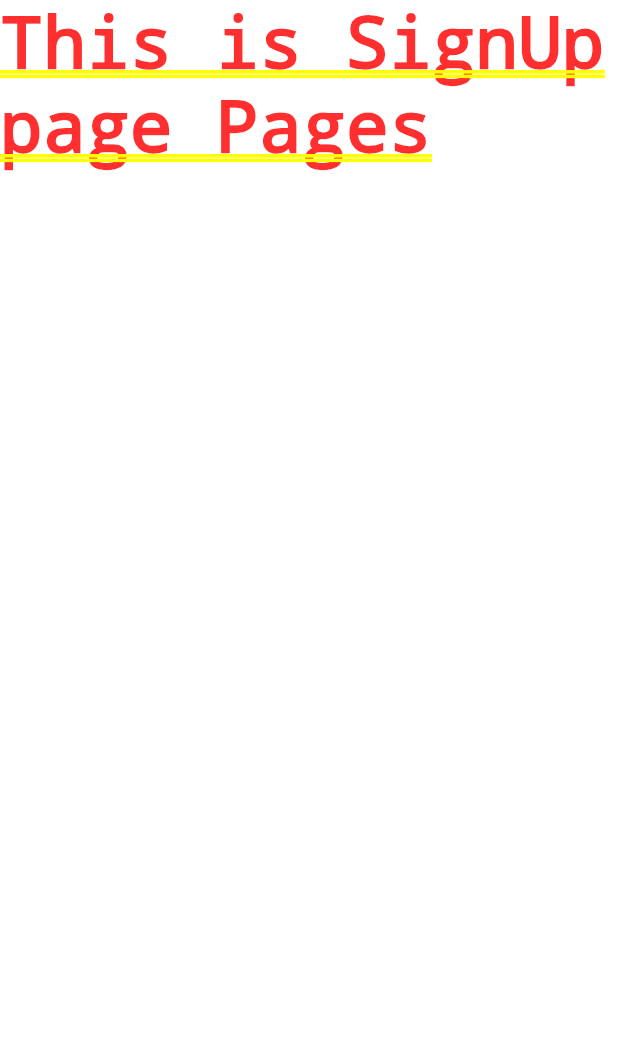
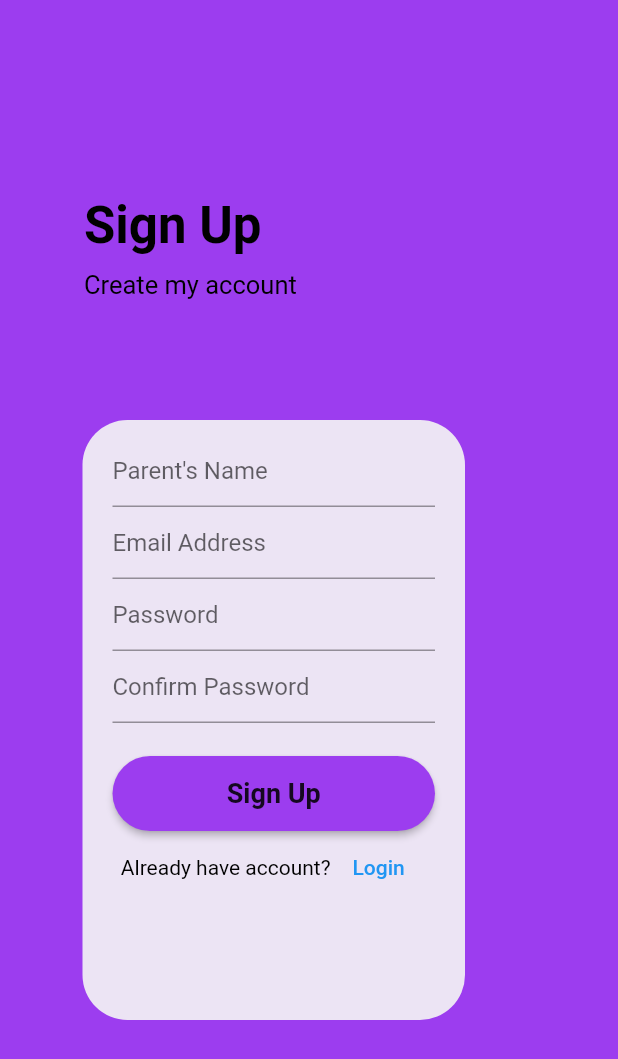
Before and after one commit to Tejaswika/Parvarish-Parent, a Flutter app: the screen it shows after launch, after a tap on "SignUp Page", on a phone screen of 412 x 824 dp. Shown: the top 1059 px of the screen. Run offline on Flutter 3.47's test engine with Material 2 defaults, Android fonts, the light colour scheme and no system bars.

Commit message:
signup v1

```diff
--- a/lib/screens/SignUp_Screen.dart
+++ b/lib/screens/SignUp_Screen.dart
@@ -1,10 +1,132 @@
 import 'package:flutter/material.dart';
+import 'package:parent/screens/childScreen.dart';
+import 'package:parent/screens/login_screen.dart';
 
 class SignUpPage extends StatelessWidget {
   const SignUpPage({Key? key}) : super(key: key);
 
   @override
   Widget build(BuildContext context) {
-    return Container(child: Text('This is SignUp page Pages'));
+    return MaterialApp(
+      home: Scaffold(
+        backgroundColor: Color.fromARGB(255, 156, 61, 239),
+        body: Stack(
+          children: [
+            Positioned(
+              top: 130,
+              left: 56,
+              child: Container(
+                child: const Text(
+                  "Sign Up",
+                  style: TextStyle(
+                      fontSize: 34,
+                      color: Colors.black,
+                      fontWeight: FontWeight.bold),
+                ),
+              ),
+            ),
+            Positioned(
+              top: 180,
+              left: 56,
+              child: Container(
+                child: const Text(
+                  "Create my account",
+                  style: TextStyle(
+                    fontSize: 17,
+                    color: Colors.black,
+                  ),
+                ),
+              ),
+            ),
+            Positioned(
+              top: 250,
+              left: 7,
+              child: Container(
+                margin: const EdgeInsets.only(left: 48, top: 30),
+                height: 400,
+                width: 255,
+                decoration: BoxDecoration(
+                  color: Color.fromARGB(255, 236, 228, 244),
+                  borderRadius: BorderRadius.circular(30),
+                ),
+                child: Container(
+                  padding: const EdgeInsets.only(
+                    top: 10,
+                    right: 20,
+                    left: 20,
+                  ),
+                  child: Column(
+                    children: [
+                      const TextField(
+                        decoration: InputDecoration(
+                          hintText: "Parent's Name",
+                        ),
+                      ),
+                      const TextField(
+                        decoration: InputDecoration(
+                          hintText: "Email Address",
+                        ),
+                      ),
+                      const TextField(
+                        decoration: InputDecoration(
+                          hintText: "Password",
+                        ),
+                      ),
+                      const TextField(
+                        decoration: InputDecoration(
+                          hintText: "Confirm Password",
+                        ),
+                      ),
+                      Padding(
+                        padding: const EdgeInsets.only(top: 22),
+                        child: MaterialButton(
+                          minWidth: double.infinity,
+                          height: 50,
+                          onPressed: () {
+                            Navigator.push(
+                                context,
+                                MaterialPageRoute(
+                                    builder: (context) => ChildPage()));
+                          },
+                          color: const Color.fromARGB(255, 156, 61, 239),
+                          shape: RoundedRectangleBorder(
+                            borderRadius: BorderRadius.circular(50),
+                          ),
+                          child: const Text(
+                            'Sign Up',
+                            style: TextStyle(
+                              fontWeight: FontWeight.w600,
+                              fontSize: 18,
+                            ),
+                          ),
+                        ),
+                      ),
+                      Row(
+                        mainAxisAlignment: MainAxisAlignment.center,
+                        children: [
+                          const Text(
+                            "Already have account?",
+                            style: TextStyle(color: Colors.black),
+                          ),
+                          TextButton(
+                            onPressed: () {
+                              Navigator.push(
+                                  context,
+                                  MaterialPageRoute(
+                                      builder: (context) => const LoginPage()));
+                            },
+                            child: const Text("Login"),
+                          ),
+                        ],
+                      )
+                    ],
+                  ),
+                ),
+              ),
+            )
+          ],
+        ),
+      ),
+    );
   }
 }
```
